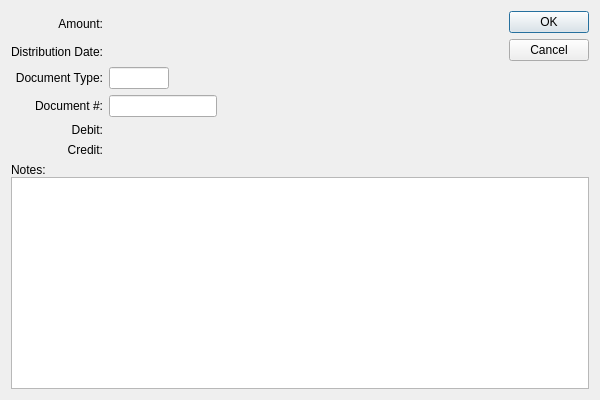
WooodHead/xtuple, file xtuple/trunk/guiclient/glTransaction.ui: the form before one commit.
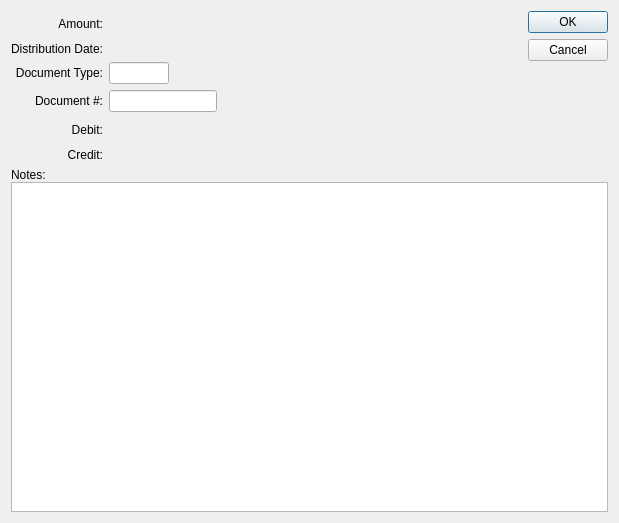
The form after the commit. Custom widgets are drawn as their Qt base class.

```diff
--- a/xtuple/trunk/guiclient/glTransaction.ui
+++ b/xtuple/trunk/guiclient/glTransaction.ui
@@ -13,8 +13,8 @@
    <rect>
     <x>0</x>
     <y>0</y>
-    <width>600</width>
-    <height>400</height>
+    <width>619</width>
+    <height>523</height>
    </rect>
   </property>
   <property name="windowTitle">
@@ -60,7 +60,7 @@
      </item>
     </layout>
    </item>
-   <item row="0" column="2" rowspan="2">
+   <item row="0" column="2" rowspan="6">
     <widget class="QDialogButtonBox" name="_buttonBox">
      <property name="orientation">
       <enum>Qt::Vertical</enum>
@@ -199,6 +199,11 @@
     </layout>
    </item>
    <item row="4" column="0">
+    <layout class="QVBoxLayout" name="verticalLayout">
+     <property name="topMargin">
+      <number>5</number>
+     </property>
+     <item>
     <widget class="QLabel" name="_debitLit">
      <property name="text">
       <string>Debit:</string>
@@ -208,7 +213,22 @@
      </property>
     </widget>
    </item>
-   <item row="4" column="1" colspan="2">
+     <item>
+      <spacer name="verticalSpacer">
+       <property name="orientation">
+        <enum>Qt::Vertical</enum>
+       </property>
+       <property name="sizeHint" stdset="0">
+        <size>
+         <width>20</width>
+         <height>0</height>
+        </size>
+       </property>
+      </spacer>
+     </item>
+    </layout>
+   </item>
+   <item row="4" column="1">
     <widget class="GLCluster" name="_debit">
      <property name="focusPolicy">
       <enum>Qt::StrongFocus</enum>
@@ -216,6 +236,11 @@
     </widget>
    </item>
    <item row="5" column="0">
+    <layout class="QVBoxLayout" name="verticalLayout_2">
+     <property name="topMargin">
+      <number>5</number>
+     </property>
+     <item>
     <widget class="QLabel" name="_creditLit">
      <property name="text">
       <string>Credit:</string>
@@ -225,7 +250,22 @@
      </property>
     </widget>
    </item>
-   <item row="5" column="1" colspan="2">
+     <item>
+      <spacer name="verticalSpacer_2">
+       <property name="orientation">
+        <enum>Qt::Vertical</enum>
+       </property>
+       <property name="sizeHint" stdset="0">
+        <size>
+         <width>20</width>
+         <height>0</height>
+        </size>
+       </property>
+      </spacer>
+     </item>
+    </layout>
+   </item>
+   <item row="5" column="1">
     <widget class="GLCluster" name="_credit">
      <property name="focusPolicy">
       <enum>Qt::StrongFocus</enum>
```
Lines whose indentation alone changed are shown as unchanged.
